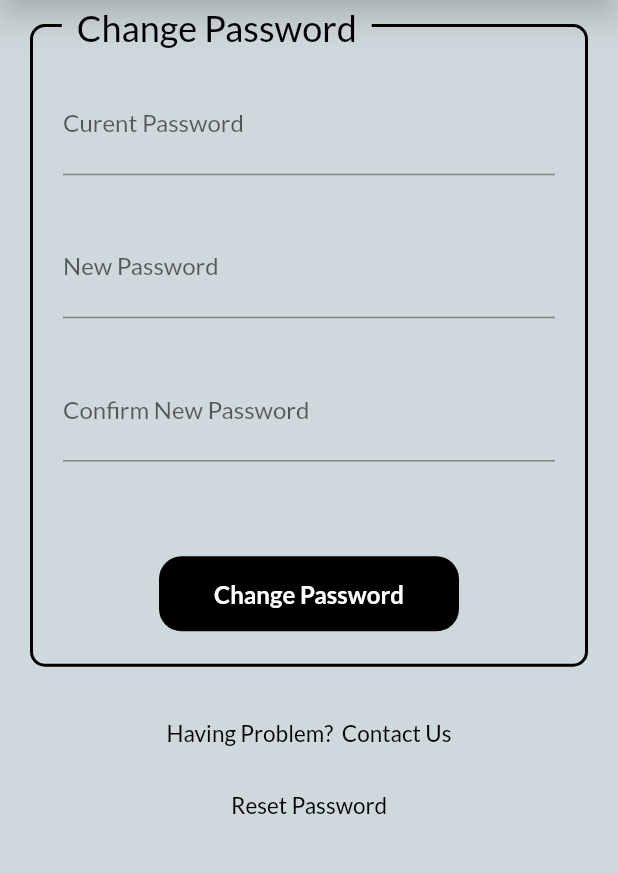
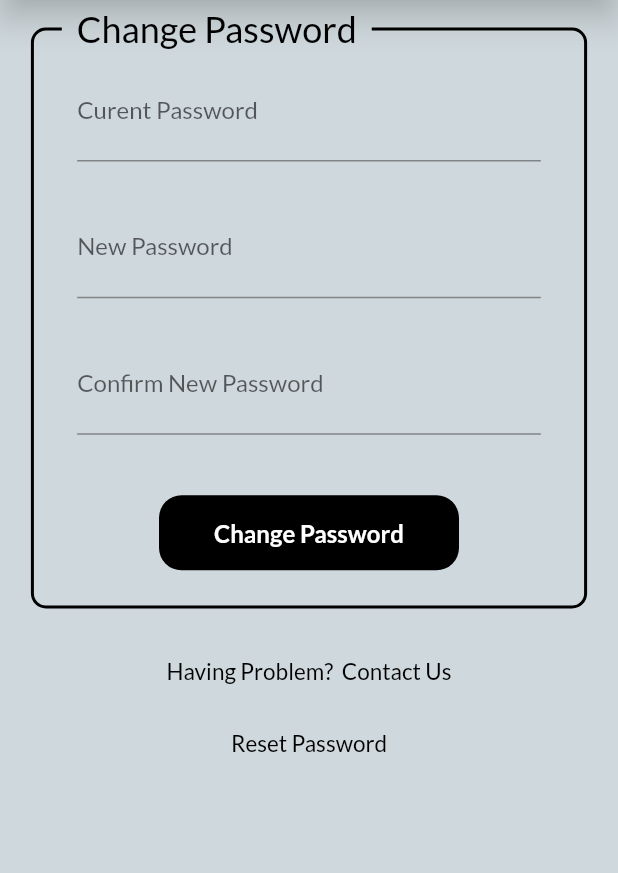
Before and after one commit to vishal-zx/Electa, a Flutter app: the ChangePswd screen opened by its route, on a phone screen of 412 x 824 dp, the part 96-969 px from its top. Run offline on Flutter 3.47's test engine with Material 2 defaults, Android fonts, the phone set to English and light mode, and no system bars; our stand-ins replace cached_network_image, circular_profile_avatar, cloud_firestore, confetti, firebase_auth, firebase_core and 9 more; missing offline and left inert: flutter_reaction_button, slimy_card; accounts and stored records are empty.

Commit message:
fixed some display bugs

```diff
--- a/lib/pages/changePassword.dart
+++ b/lib/pages/changePassword.dart
@@ -110,10 +110,9 @@ class _ChangePswdState extends State<ChangePswd> {
     }
   }
 
-
-
   @override
   Widget build(BuildContext context) {
+    var mq = MediaQuery.of(context).size;
     return GestureDetector(
       onTap: () => FocusManager.instance.primaryFocus?.unfocus(),
       child: Scaffold(
@@ -130,9 +129,9 @@ class _ChangePswdState extends State<ChangePswd> {
                 children: <Widget>[
                   Container(
                     width: double.infinity,
-                    height: MediaQuery.of(context).size.height*0.52,
-                    margin: EdgeInsets.fromLTRB(20, 24, 20, 10),
-                    padding: EdgeInsets.only(bottom: 10),
+                    height: MediaQuery.of(context).size.height*0.47,
+                    margin: EdgeInsets.fromLTRB(mq.width*0.05, mq.height*0.032, mq.width*0.05, mq.height*0.015),
+                    padding: EdgeInsets.only(bottom: mq.height*0.014),
                     decoration: BoxDecoration(
                       border: Border.all(
                           color: Color.fromARGB(255, 0, 0, 0), width: 2),
@@ -145,7 +144,7 @@ class _ChangePswdState extends State<ChangePswd> {
                         mainAxisAlignment: MainAxisAlignment.spaceAround,
                         children: [
                           Padding(
-                            padding: const EdgeInsets.fromLTRB(20, 20, 20, 5),
+                            padding: EdgeInsets.fromLTRB(mq.width*0.07, mq.height*0.01, mq.width*0.07, 0),
                             child: TextFormField(
                               obscureText: _showPass1,
                               decoration: InputDecoration(
@@ -167,7 +166,7 @@ class _ChangePswdState extends State<ChangePswd> {
                             ),
                           ),
                           Padding(
-                            padding: const EdgeInsets.fromLTRB(20, 0, 20, 5),
+                            padding: EdgeInsets.fromLTRB(mq.width*0.07, 0, mq.width*0.07, 0),
                             child: TextFormField(
                               obscureText: _showPass2,
                               decoration: InputDecoration(
@@ -189,7 +188,7 @@ class _ChangePswdState extends State<ChangePswd> {
                             ),
                           ),
                           Padding(
-                            padding: const EdgeInsets.fromLTRB(20, 0, 20, 40),
+                            padding: EdgeInsets.fromLTRB(mq.width*0.07, 0, mq.width*0.07, mq.height*0.02),
                             child: TextFormField(
                               obscureText: _showPass3,
                               decoration: InputDecoration(
@@ -246,7 +245,7 @@ class _ChangePswdState extends State<ChangePswd> {
                   ),
                   Positioned(
                     left: MediaQuery.of(context).size.width*0.1,
-                    top: 12,
+                    top: MediaQuery.of(context).size.height*0.015,
                     child: Container(
                       padding: EdgeInsets.only(bottom: 10, left: 10, right: 10),
                       color: Colors.blueGrey[100],
@@ -259,7 +258,7 @@ class _ChangePswdState extends State<ChangePswd> {
                 ],
               ),
               Container(
-                padding: EdgeInsets.fromLTRB(0, 10, 0, 0),
+                padding: EdgeInsets.fromLTRB(0, 5, 0, 0),
                 child: TextButton(
                   child: Text(
                     "Having Problem?  Contact Us",
```
Also changed, not shown: lib/pages/hns.dart (+16 -8 lines), lib/pages/myAccount.dart (+10 -7 lines).
